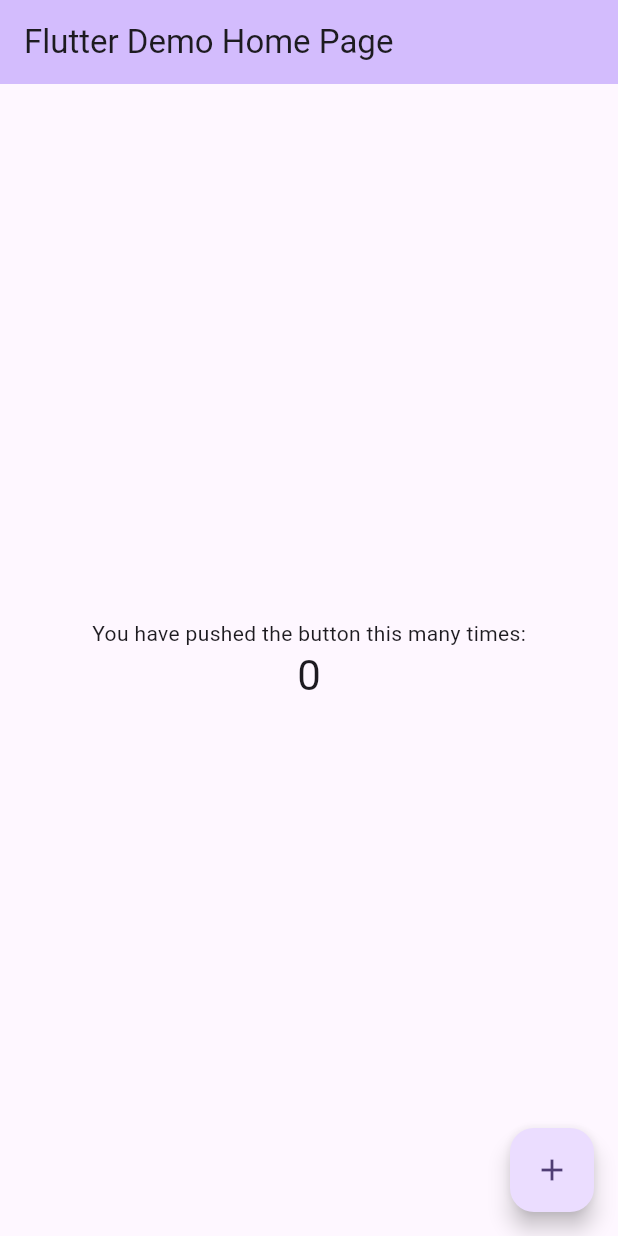
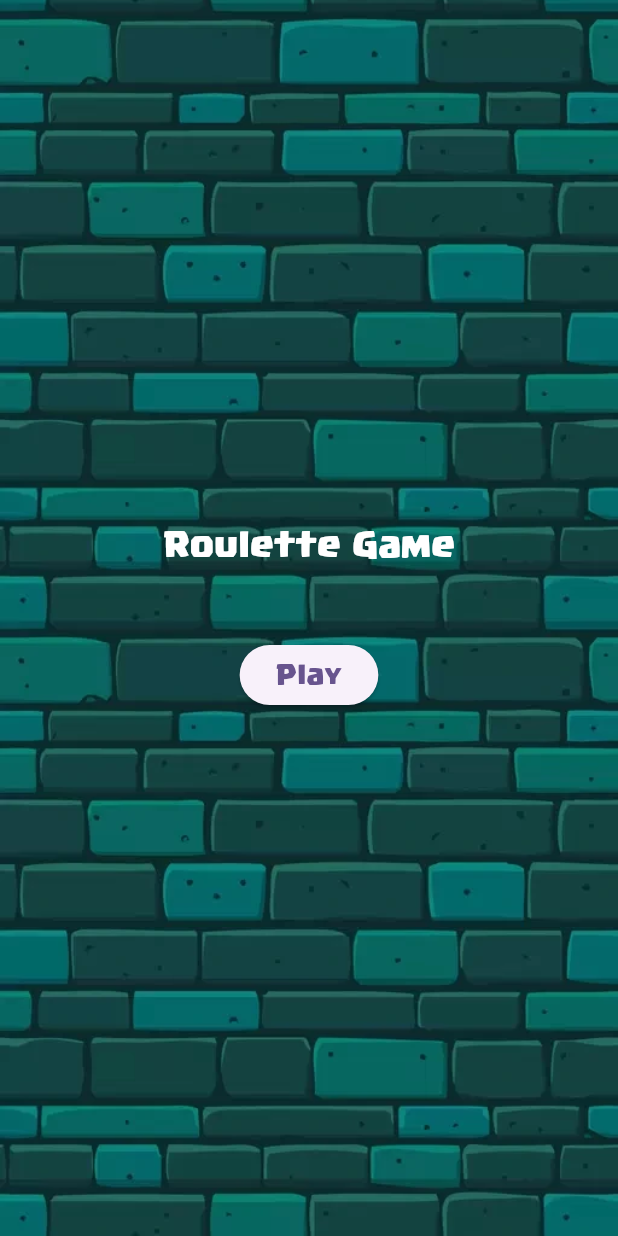
Before and after one commit to siddastic/code_frame, a Flutter app: the screen it shows after launch, on a phone screen of 412 x 824 dp. Run offline on Flutter 3.47's test engine with Material 3 defaults, Android fonts, the phone set to English and light mode, and no system bars.

Commit message:
bg image + setup fonts

```diff
--- a/lib/main.dart
+++ b/lib/main.dart
@@ -1,3 +1,4 @@
+import 'package:code_frame/screens/home.dart';
 import 'package:flutter/material.dart';
 
 void main() {
@@ -11,115 +12,15 @@
   @override
   Widget build(BuildContext context) {
     return MaterialApp(
-      title: 'Flutter Demo',
+      title: 'Code Frame',
       theme: ThemeData(
-        // This is the theme of your application.
-        //
-        // TRY THIS: Try running your application with "flutter run". You'll see
-        // the application has a purple toolbar. Then, without quitting the app,
-        // try changing the seedColor in the colorScheme below to Colors.green
-        // and then invoke "hot reload" (save your changes or press the "hot
-        // reload" button in a Flutter-supported IDE, or press "r" if you used
-        // the command line to start the app).
-        //
-        // Notice that the counter didn't reset back to zero; the application
-        // state is not lost during the reload. To reset the state, use hot
-        // restart instead.
-        //
-        // This works for code too, not just values: Most code changes can be
-        // tested with just a hot reload.
         colorScheme: ColorScheme.fromSeed(seedColor: Colors.deepPurple),
         useMaterial3: true,
+        fontFamily: 'Supercell-Magic',
       ),
-      home: const MyHomePage(title: 'Flutter Demo Home Page'),
+      routes: {
+        HomeScreen.routeName: (context) => const HomeScreen(),
+      },
     );
   }
 }
-
-class MyHomePage extends StatefulWidget {
-  const MyHomePage({super.key, required this.title});
-
-  // This widget is the home page of your application. It is stateful, meaning
-  // that it has a State object (defined below) that contains fields that affect
-  // how it looks.
-
-  // This class is the configuration for the state. It holds the values (in this
-  // case the title) provided by the parent (in this case the App widget) and
-  // used by the build method of the State. Fields in a Widget subclass are
-  // always marked "final".
-
-  final String title;
-
-  @override
-  State<MyHomePage> createState() => _MyHomePageState();
-}
-
-class _MyHomePageState extends State<MyHomePage> {
-  int _counter = 0;
-
-  void _incrementCounter() {
-    setState(() {
-      // This call to setState tells the Flutter framework that something has
-      // changed in this State, which causes it to rerun the build method below
-      // so that the display can reflect the updated values. If we changed
-      // _counter without calling setState(), then the build method would not be
-      // called again, and so nothing would appear to happen.
-      _counter++;
-    });
-  }
-
-  @override
-  Widget build(BuildContext context) {
-    // This method is rerun every time setState is called, for instance as done
-    // by the _incrementCounter method above.
-    //
-    // The Flutter framework has been optimized to make rerunning build methods
-    // fast, so that you can just rebuild anything that needs updating rather
-    // than having to individually change instances of widgets.
-    return Scaffold(
-      appBar: AppBar(
-        // TRY THIS: Try changing the color here to a specific color (to
-        // Colors.amber, perhaps?) and trigger a hot reload to see the AppBar
-        // change color while the other colors stay the same.
-        backgroundColor: Theme.of(context).colorScheme.inversePrimary,
-        // Here we take the value from the MyHomePage object that was created by
-        // the App.build method, and use it to set our appbar title.
-        title: Text(widget.title),
-      ),
-      body: Center(
-        // Center is a layout widget. It takes a single child and positions it
-        // in the middle of the parent.
-        child: Column(
-          // Column is also a layout widget. It takes a list of children and
-          // arranges them vertically. By default, it sizes itself to fit its
-          // children horizontally, and tries to be as tall as its parent.
-          //
-          // Column has various properties to control how it sizes itself and
-          // how it positions its children. Here we use mainAxisAlignment to
-          // center the children vertically; the main axis here is the vertical
-          // axis because Columns are vertical (the cross axis would be
-          // horizontal).
-          //
-          // TRY THIS: Invoke "debug painting" (choose the "Toggle Debug Paint"
-          // action in the IDE, or press "p" in the console), to see the
-          // wireframe for each widget.
-          mainAxisAlignment: MainAxisAlignment.center,
-          children: <Widget>[
-            const Text(
-              'You have pushed the button this many times:',
-            ),
-            Text(
-              '$_counter',
-              style: Theme.of(context).textTheme.headlineMedium,
-            ),
-          ],
-        ),
-      ),
-      floatingActionButton: FloatingActionButton(
-        onPressed: _incrementCounter,
-        tooltip: 'Increment',
-        child: const Icon(Icons.add),
-      ), // This trailing comma makes auto-formatting nicer for build methods.
-    );
-  }
-}
--- /dev/null
+++ b/lib/screens/home.dart
@@ -0,0 +1,36 @@
+import 'package:code_frame/widgets/background.dart';
+import 'package:code_frame/widgets/space.dart';
+import 'package:flutter/material.dart';
+
+class HomeScreen extends StatelessWidget {
+  static const routeName = '/';
+  const HomeScreen({super.key});
+
+  @override
+  Widget build(BuildContext context) {
+    return Scaffold(
+      body: Background(
+        child: Column(
+          mainAxisAlignment: MainAxisAlignment.center,
+          crossAxisAlignment: CrossAxisAlignment.center,
+          children: [
+            const Text(
+              "Roulette Game",
+              style: TextStyle(
+                fontSize: 18,
+                color: Colors.white,
+              ),
+            ),
+            const Space(50),
+            ElevatedButton(
+              onPressed: () {},
+              child: const Text(
+                "Play",
+              ),
+            ),
+          ],
+        ),
+      ),
+    );
+  }
+}
--- /dev/null
+++ b/lib/widgets/background.dart
@@ -0,0 +1,21 @@
+import 'package:flutter/material.dart';
+
+class Background extends StatelessWidget {
+  final Widget? child;
+  const Background({super.key, this.child});
+
+  @override
+  Widget build(BuildContext context) {
+    return Container(
+      width: MediaQuery.of(context).size.width,
+      height: MediaQuery.of(context).size.height,
+      decoration: const BoxDecoration(
+        image: DecorationImage(
+          image: AssetImage('assets/images/background.png'),
+          repeat: ImageRepeat.repeat,
+        ),
+      ),
+      child: child,
+    );
+  }
+}
```
Also changed, not shown: lib/widgets/space.dart (added, +24 -0 lines), lib/widgets/touchable_opacity.dart (added, +40 -0 lines), pubspec.yaml (+6 -8 lines), assets/images/background.png (added), fonts/Supercell-Magic.ttf (added).
